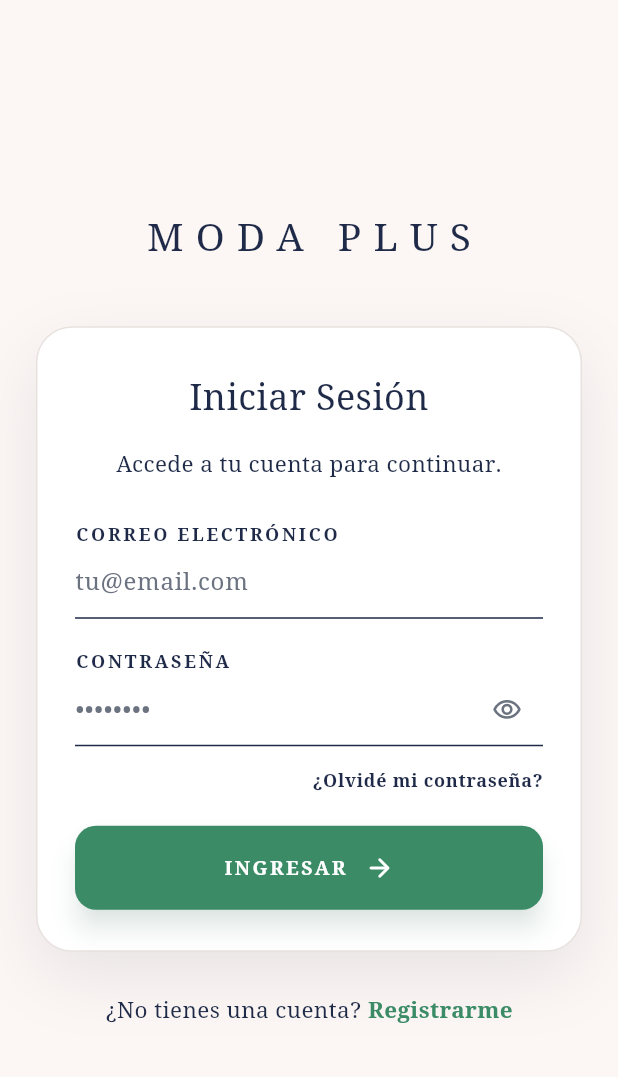
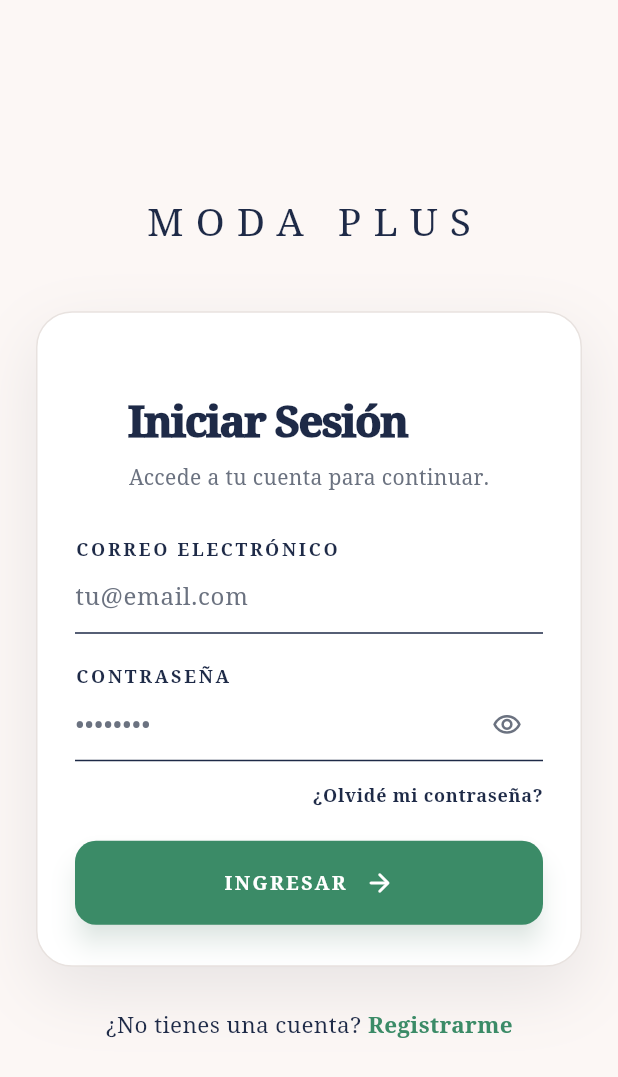
Before and after one commit to Tomas-zuleta/ModaPlus, a Flutter app: the screen it shows after launch, on a phone screen of 412 x 824 dp. Shown: the top 1077 px of the screen. Run offline on Flutter 3.47's test engine with Material 3 defaults, Android fonts, the phone set to English and light mode, and no system bars; drawn by our look-alikes of flutter_animate; accounts and stored records are empty; statements that could not run were skipped.

Commit message:
style: align mobile login and controls with web identity

```diff
--- a/lib/widgets/auth_header.dart
+++ b/lib/widgets/auth_header.dart
@@ -1,30 +1,17 @@
 import 'package:flutter/material.dart';
-
 import '../utils/app_colors.dart';
 
 class AuthHeader extends StatelessWidget {
   final String title;
   final String subtitle;
-
   const AuthHeader({super.key, required this.title, required this.subtitle});
-
   @override
-  Widget build(BuildContext context) {
-    return Column(
-      children: [
-        Text(
-          title,
-          textAlign: TextAlign.center,
-          style: const TextStyle(fontSize: 24, color: AppColors.textDark),
-        ),
-        const SizedBox(height: 16),
-        Text(
-          subtitle,
-          textAlign: TextAlign.center,
-          style: const TextStyle(fontSize: 15, color: AppColors.textDark),
-        ),
-        const SizedBox(height: 28),
-      ],
-    );
-  }
+  Widget build(BuildContext context) => Column(crossAxisAlignment: CrossAxisAlignment.start, children: [
+    Container(width: 34, height: 4, decoration: BoxDecoration(color: AppColors.acid, borderRadius: BorderRadius.circular(4))),
+    const SizedBox(height: 18),
+    Text(title, style: const TextStyle(fontSize: 29, fontWeight: FontWeight.w900, letterSpacing: -1.1, color: AppColors.textDark)),
+    const SizedBox(height: 7),
+    Text(subtitle, style: const TextStyle(fontSize: 14, height: 1.5, color: AppColors.textMuted)),
+    const SizedBox(height: 28),
+  ]);
 }
```
